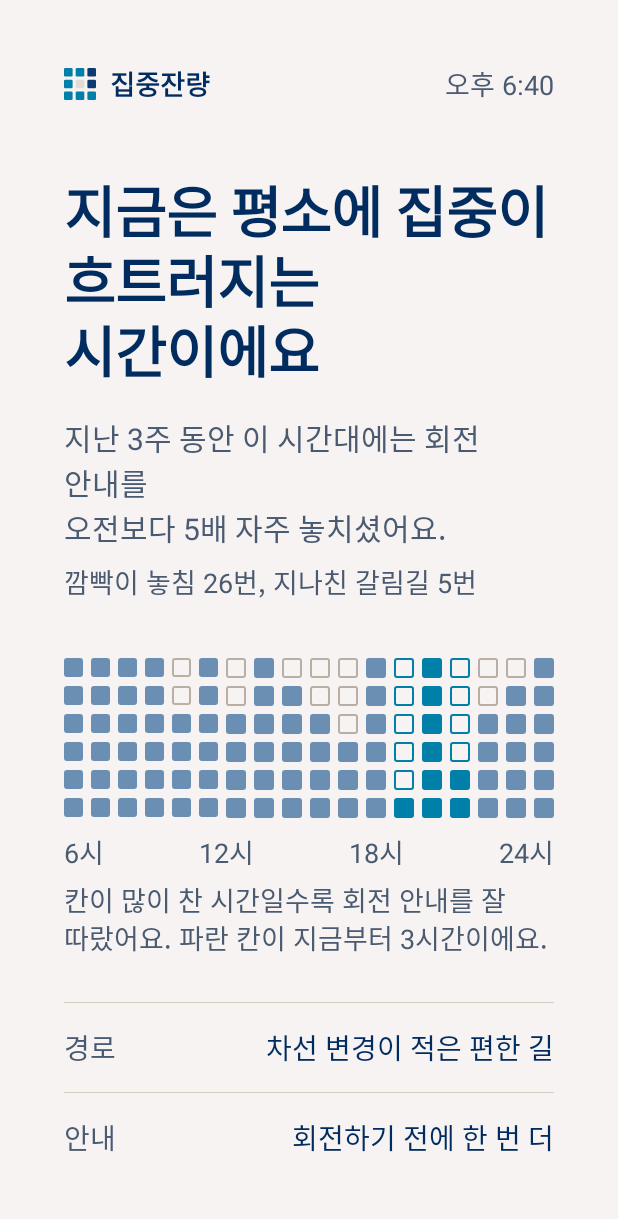
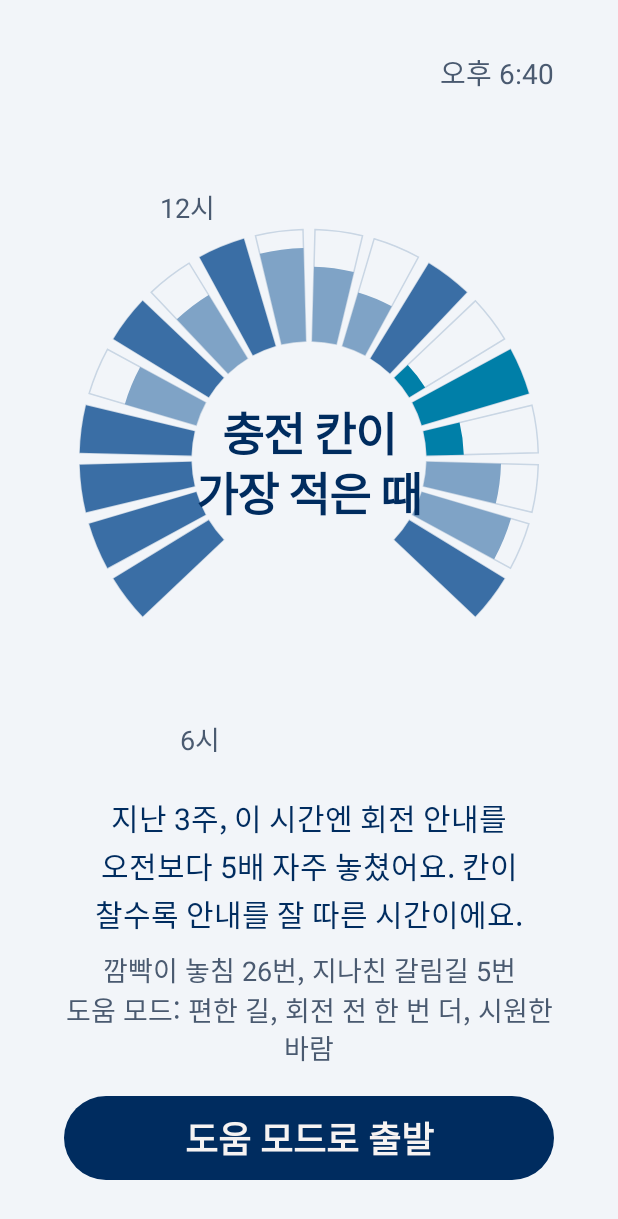
Before and after one commit to botdue-pleos/jipjungjanryang, an Android app built with Jetpack Compose: the screen it shows after launch (MainActivity), on a phone screen of 412 x 824 dp. Shown: the top 1219 px of the screen. Run offline under Robolectric (Android 15) with nearby library versions, the phone set to English and light mode, and no system bars; Roboto replaces fonts that are not available here.

Commit message:
집중잔량 v0.5.0: 디자인 v2 충전 링
출발 화면 충전 링, 주행 화면 남은 거리 링과 자막 띠, 알약 칸 주간 지도.
새 화면 캡처·차 안 목업·움직이는 장면·시연 영상 v7, README·개발일지 갱신.

Co-Authored-By: Claude Opus 5.5 <noreply@anthropic.com>

```diff
--- a/app/build.gradle.kts
+++ b/app/build.gradle.kts
@@ -12,8 +12,8 @@ android {
         applicationId = "com.botdue.jipjung"
         minSdk = 28
         targetSdk = 34
-        versionCode = 4
-        versionName = "0.4.0"
+        versionCode = 5
+        versionName = "0.5.0"
     }
 
     buildTypes {
--- a/app/src/main/java/com/botdue/jipjung/ui/Components.kt
+++ b/app/src/main/java/com/botdue/jipjung/ui/Components.kt
@@ -24,6 +24,7 @@ import androidx.compose.ui.graphics.Color
 import androidx.compose.ui.semantics.Role
 import androidx.compose.ui.text.TextStyle
 import androidx.compose.ui.text.style.LineBreak
+import androidx.compose.ui.text.style.TextAlign
 import androidx.compose.ui.text.font.FontWeight
 import androidx.compose.ui.text.intl.LocaleList
 import androidx.compose.ui.unit.Dp
@@ -38,6 +39,7 @@ fun T(
     weight: FontWeight = FontWeight.Normal,
     color: Color = pal.fg,
     lineHeight: Float = 1.4f,
+    align: TextAlign? = null,
 ) {
     Text(
         text = text,
@@ -51,6 +53,7 @@ fun T(
             letterSpacing = if (size.value >= 30) (-0.02).em else 0.em,
             // 한국어를 어절 단위로 줄바꿈 ("있/어요"처럼 끊기지 않게). 기기 언어와 상관없이 ko로 지정해야 적용된다
             localeList = LocaleList("ko-KR"),
+            textAlign = align ?: TextAlign.Unspecified,
             lineBreak = LineBreak(
                 strategy = if (size.value >= 30) LineBreak.Strategy.Balanced else LineBreak.Strategy.HighQuality,
                 strictness = LineBreak.Strictness.Strict,
--- a/app/src/main/java/com/botdue/jipjung/ui/DepartScreen.kt
+++ b/app/src/main/java/com/botdue/jipjung/ui/DepartScreen.kt
@@ -1,28 +1,39 @@
 package com.botdue.jipjung.ui
 
-import androidx.compose.foundation.BorderStroke
+import androidx.compose.foundation.Canvas
 import androidx.compose.foundation.background
-import androidx.compose.foundation.border
-import androidx.compose.foundation.layout.Arrangement
+import androidx.compose.foundation.clickable
 import androidx.compose.foundation.layout.Box
 import androidx.compose.foundation.layout.Column
-import androidx.compose.foundation.layout.Row
 import androidx.compose.foundation.layout.Spacer
-import androidx.compose.foundation.layout.aspectRatio
 import androidx.compose.foundation.layout.fillMaxSize
 import androidx.compose.foundation.layout.fillMaxWidth
 import androidx.compose.foundation.layout.height
+import androidx.compose.foundation.layout.offset
 import androidx.compose.foundation.layout.padding
+import androidx.compose.foundation.layout.size
+import androidx.compose.foundation.layout.width
 import androidx.compose.foundation.shape.RoundedCornerShape
 import androidx.compose.runtime.Composable
+import androidx.compose.ui.Alignment
 import androidx.compose.ui.Modifier
+import androidx.compose.ui.geometry.Offset
+import androidx.compose.ui.graphics.Path
+import androidx.compose.ui.graphics.drawscope.Stroke
+import androidx.compose.ui.semantics.Role
 import androidx.compose.ui.semantics.contentDescription
 import androidx.compose.ui.semantics.semantics
 import androidx.compose.ui.text.font.FontWeight
+import androidx.compose.ui.text.style.TextAlign
 import com.botdue.jipjung.engine.FocusCurve
+import kotlin.math.cos
 import kotlin.math.roundToInt
+import kotlin.math.sin
 
-/** 출발할 때: 지금 시간대가 평소 집중이 흐트러지는 때인지 알려주고 도움 모드를 권한다 */
+/**
+ * 출발할 때: 화면에 한 가지만. 하루 집중 잔량을 둥근 충전 링으로 보여 주고, 지금이 평소 흐트러지는 때면
+ * 도움 모드를 권한다. 링의 칸 하나가 한 시간(6시~24시), 바깥으로 많이 찰수록 회전 안내를 잘 따른 시간이다.
+ */
 @Composable
 fun DepartScreen(
     curve: FocusCurve,
@@ -38,79 +49,97 @@ fun DepartScreen(
         Modifier
             .fillMaxSize()
             .background(pal.bg)
-            .padding(start = 64.px, end = 64.px, top = 64.px, bottom = 56.px)
+            .padding(start = 64.px, end = 64.px, top = 52.px, bottom = 56.px),
+        horizontalAlignment = Alignment.CenterHorizontally,
     ) {
-        Header("집중잔량", clock)
-        Spacer(Modifier.height(64.px))
+        T(clock, 28.tx, Modifier.align(Alignment.End), color = pal.sub)
+        ChargeRing(curve.barHeights(), window, risky)
+        Spacer(Modifier.height(12.px))
+        T(
+            if (risky) "지난 3주, 이 시간엔 회전 안내를 오전보다 ${ratio}배 자주 놓쳤어요. 칸이 찰수록 안내를 잘 따른 시간이에요."
+            else "지난 3주, 이 시간엔 회전 안내를 잘 따르셨어요. 칸이 찰수록 안내를 잘 따른 시간이에요.",
+            30.tx, Modifier.width(720.px), color = pal.fg, lineHeight = 1.6f, align = TextAlign.Center,
+        )
         if (risky) {
-            T("지금은 평소에 집중이\n흐트러지는 시간이에요", 56.tx, weight = FontWeight.Bold, lineHeight = 1.25f)
-            Spacer(Modifier.height(24.px))
-            T("지난 3주 동안 이 시간대에는 회전 안내를\n오전보다 ${ratio}배 자주 놓치셨어요.", 30.tx, color = pal.sub, lineHeight = 1.5f)
-            Spacer(Modifier.height(12.px))
-            T("깜빡이 놓침 ${curve.signalMissCount(window)}번, 지나친 갈림길 ${curve.passedCount(window)}번", 26.tx, color = pal.sub)
-        } else {
-            T("지금은 평소에 집중이\n안정적인 시간이에요", 56.tx, weight = FontWeight.Bold, lineHeight = 1.25f)
-            Spacer(Modifier.height(24.px))
-            T("지난 3주 동안 이 시간대에는\n회전 안내를 잘 따르셨어요.", 30.tx, color = pal.sub, lineHeight = 1.5f)
+            Spacer(Modifier.height(14.px))
+            T(
+                "깜빡이 놓침 ${curve.signalMissCount(window)}번, 지나친 갈림길 ${curve.passedCount(window)}번",
+                26.tx, color = pal.sub, align = TextAlign.Center,
+            )
         }
-
-        Spacer(Modifier.height(56.px))
-        FocusCurveGrid(curve.barHeights(), nowHours = window)
-        Spacer(Modifier.height(14.px))
-        Row(Modifier.fillMaxWidth(), horizontalArrangement = Arrangement.SpaceBetween) {
-            listOf("6시", "12시", "18시", "24시").forEach { T(it, 22.tx, color = pal.sub) }
-        }
-        Spacer(Modifier.height(8.px))
-        T("칸이 많이 찬 시간일수록 회전 안내를 잘 따랐어요. 파란 칸이 지금부터 3시간이에요.", 22.tx, color = pal.sub)
-
-        Spacer(Modifier.height(44.px))
-        Divider()
-        SettingRow("경로", "차선 변경이 적은 편한 길"); Divider()
-        SettingRow("안내", "회전하기 전에 한 번 더"); Divider()
-        SettingRow("공조", "시원한 바람"); Divider()
-
         Spacer(Modifier.weight(1f))
-        Row(horizontalArrangement = Arrangement.spacedBy(16.px)) {
-            OutlineButton("그냥 갈게요", Modifier.weight(1f)) { onStart(false) }
-            PrimaryButton("도움 모드로 출발", Modifier.weight(2f)) { onStart(true) }
-        }
+        T("도움 모드: 편한 길, 회전 전 한 번 더, 시원한 바람", 24.tx, color = pal.sub, align = TextAlign.Center)
+        Spacer(Modifier.height(28.px))
+        Box(
+            Modifier
+                .fillMaxWidth()
+                .height(120.px)
+                .background(pal.primaryBg, RoundedCornerShape(60.px))
+                .clickable(role = Role.Button) { onStart(true) },
+            contentAlignment = Alignment.Center,
+        ) { T("도움 모드로 출발", 36.tx, weight = FontWeight.ExtraBold, color = pal.primaryFg) }
+        Spacer(Modifier.height(12.px))
+        Box(
+            Modifier
+                .height(88.px)
+                .clickable(role = Role.Button) { onStart(false) }
+                .padding(horizontal = 40.px),
+            contentAlignment = Alignment.Center,
+        ) { T("그냥 갈게요", 30.tx, color = pal.sub) }
     }
 }
 
 /**
- * 하루 집중 곡선을 전기차 충전 표시처럼 그린다: 6시~24시 18개 막대, 막대마다 6칸.
- * 그 시간에 회전 안내를 잘 따랐을수록 칸이 많이 찬다(집중이 남아 있던 시간).
- * 지금부터 3시간은 충전 빛(Active Blue)으로 칠하고 빈 칸도 같은 색 테두리로 보여 준다.
+ * 하루 집중 잔량 링. 270도에 18칸(6시~24시). 칸의 길이 = 그 시간의 충전 정도(1~6칸).
+ * 다 찬 칸은 Sky Blue, 덜 찬 칸은 중간 파랑, 지금부터 3시간은 Active Blue. 빈 자리는 테두리만.
  */
 @Composable
-fun FocusCurveGrid(heights: List<Int>, nowHours: IntRange, rows: Int = 6) {
+fun ChargeRing(heights: List<Int>, nowHours: IntRange, risky: Boolean) {
     val p = pal
-    Column(
+    Box(
         Modifier
-            .fillMaxWidth()
+            .size(width = 720.px, height = 690.px)
             .semantics { contentDescription = "하루 집중 잔량. 칸이 많이 찬 시간일수록 회전 안내를 잘 따랐어요." },
-        verticalArrangement = Arrangement.spacedBy(8.px),
     ) {
-        for (row in 0 until rows) {
-            Row(horizontalArrangement = Arrangement.spacedBy(8.px)) {
-                heights.forEachIndexed { col, h ->
-                    val charge = rows + 1 - h
-                    val filled = rows - row <= charge
-                    val isNow = (col + 6) in nowHours
-                    val shape = RoundedCornerShape(3.px)
-                    Box(
-                        Modifier
-                            .weight(1f)
-                            .aspectRatio(1f)
-                            .then(
-                                when {
-                                    filled -> Modifier.background(if (isNow) p.cellNow else p.cellBar, shape)
-                                    else -> Modifier.border(BorderStroke(2.px, if (isNow) p.cellNow else p.cellEmpty), shape)
-                                }
-                            )
-                    )
+        Canvas(Modifier.fillMaxSize()) {
+            val c = Offset(size.width / 2, size.height * 0.53f)
+            val r0 = size.width * 0.24f
+            val step = size.width * 0.038f
+            fun pt(r: Float, deg: Float): Offset {
+                val a = Math.toRadians((deg - 90).toDouble())
+                return Offset(c.x + r * cos(a).toFloat(), c.y + r * sin(a).toFloat())
+            }
+            fun sector(r1: Float, r2: Float, a1: Float, a2: Float) = Path().apply {
+                arcTo(androidx.compose.ui.geometry.Rect(c, r2), a1 - 90, a2 - a1, true)
+                lineTo(pt(r1, a2).x, pt(r1, a2).y)
+                arcTo(androidx.compose.ui.geometry.Rect(c, r1), a2 - 90, a1 - a2, false)
+                close()
+            }
+            heights.forEachIndexed { i, h ->
+                val a1 = -135f + i * 15f + 1.5f
+                val a2 = a1 + 12f
+                val charge = 7 - h
+                drawPath(sector(r0, r0 + 6 * step, a1, a2), p.cellEmpty, style = Stroke(width = 1.5f))
+                val color = when {
+                    (i + 6) in nowHours -> p.cellNow
+                    charge >= 6 -> p.cellFull
+                    else -> p.cellBar
                 }
+                drawPath(sector(r0, r0 + charge * step, a1, a2), color)
             }
         }
+        val label = @Composable { text: String, x: Int, y: Int, now: Boolean ->
+            T(text, 24.tx, Modifier.offset(x = x.px, y = y.px), color = if (now) p.cellNow else p.sub, weight = if (now) FontWeight.Bold else FontWeight.Normal)
+        }
+        label("6시", 116, 626, false)
+        label("12시", 96, 94, false)
+        label("지금", 582, 154, true)
+        label("24시", 582, 626, false)
+        T(
+            if (risky) "충전 칸이\n가장 적은 때" else "충전 칸이\n넉넉한 때",
+            46.tx,
+            Modifier.align(Alignment.Center).offset(y = 24.px),
+            weight = FontWeight.ExtraBold, lineHeight = 1.3f, align = TextAlign.Center,
+        )
     }
 }
--- a/app/src/main/java/com/botdue/jipjung/ui/ParkedScreen.kt
+++ b/app/src/main/java/com/botdue/jipjung/ui/ParkedScreen.kt
@@ -59,8 +59,7 @@ fun ParkedScreen(
             .verticalScroll(rememberScrollState())
             .padding(start = 64.px, end = 64.px, top = 64.px, bottom = 56.px)
     ) {
-        Header("집중잔량")
-        Spacer(Modifier.height(80.px))
+        Spacer(Modifier.height(40.px))
         T("도착했어요. 오는 길에 떠올린 생각이에요.", 30.tx, color = pal.sub)
         Spacer(Modifier.height(16.px))
         val title = if (memos.isEmpty()) "보관한 생각은\n없어요" else "생각 ${memos.size}개를\n보관해 뒀어요"
--- a/app/src/main/java/com/botdue/jipjung/ui/Theme.kt
+++ b/app/src/main/java/com/botdue/jipjung/ui/Theme.kt
@@ -55,28 +55,33 @@ data class Palette(
     val mapOften: Color,
     /** 차가 알려 주는 정보 카드 (창문·전조등 등) */
     val surface: Color,
+    /** 칸이 다 찬 충전 칸 (회전 안내를 가장 잘 따른 시간) */
+    val cellFull: Color,
+    /** 주행 화면 아래 자막 띠 */
+    val band: Color,
 )
 
 /*
- * 야간: 광고 "밤낚시"의 밤 충전소. Hyundai Blue보다 한 단계 깊은 밤 남색 바탕에
- * 충전 빛(Active Blue)은 "지금"에만, 모래색은 운전자의 생각 카드에만 쓴다.
+ * 야간: 광고 "밤낚시"의 밤 충전소. 바탕은 현대차 고유색 Hyundai Blue.
+ * 충전 칸은 찬 정도에 따라 세 단계(Sky Blue > 중간 > 빈 칸 테두리), 충전 빛 Active Blue는 "지금"에만.
+ * 모래색은 운전자가 맡겨 둔 생각에만 쓴다.
  */
 val NightPalette = Palette(
-    bg = Color(0xFF00193A), fg = Color(0xFFF6F3F2), sub = Color(0xFFAACAE6), line = Color(0xFF143E6B),
-    cellEmpty = Color(0xFF2A5A8F), cellBar = Color(0xFF3A7FB8), cellNow = Color(0xFF00AAD2),
-    primaryBg = Color(0xFF00AAD2), primaryFg = Color(0xFF00193A), outline = Color(0xFF3F6799),
+    bg = Color(0xFF002C5F), fg = Color(0xFFF6F3F2), sub = Color(0xFFAACAE6), line = Color(0xFF1E4A7C),
+    cellEmpty = Color(0xFF1E4A7C), cellBar = Color(0xFF5E8FBF), cellNow = Color(0xFF00AAD2),
+    primaryBg = Color(0xFF00AAD2), primaryFg = Color(0xFF002C5F), outline = Color(0xFF4C77A6),
     cardBg = Color(0xFFE4DCD3), cardFg = Color(0xFF002C5F), cardSub = Color(0xFF3B4A5C), accent = Color(0xFF00AAD2),
-    mapNone = Color(0xFF0B2A50), mapStable = Color(0xFF3A7FB8), mapSlight = Color(0xFF24598F), mapOften = Color(0xFF00193A),
-    surface = Color(0xFF002C5F),
+    mapNone = Color(0xFF0F3D70), mapStable = Color(0xFFAACAE6), mapSlight = Color(0xFF5E8FBF), mapOften = Color(0xFF002C5F),
+    surface = Color(0xFF00214A), cellFull = Color(0xFFAACAE6), band = Color(0xFF00214A),
 )
 
 val DayPalette = Palette(
-    bg = Color(0xFFF6F3F2), fg = Color(0xFF002C5F), sub = Color(0xFF4A5A70), line = Color(0xFFD5CCC2),
-    cellEmpty = Color(0xFFB9AFA4), cellBar = Color(0xFF6B8FB3), cellNow = Color(0xFF007FA8),
-    primaryBg = Color(0xFF002C5F), primaryFg = Color(0xFFF6F3F2), outline = Color(0xFFB9AFA4),
+    bg = Color(0xFFF2F5F9), fg = Color(0xFF002C5F), sub = Color(0xFF4A5A70), line = Color(0xFFC9D6E4),
+    cellEmpty = Color(0xFFC9D6E4), cellBar = Color(0xFF7FA3C6), cellNow = Color(0xFF007FA8),
+    primaryBg = Color(0xFF002C5F), primaryFg = Color(0xFFF6F3F2), outline = Color(0xFF9DB2C8),
     cardBg = Color(0xFFE4DCD3), cardFg = Color(0xFF002C5F), cardSub = Color(0xFF3B4A5C), accent = Color(0xFF007FA8),
-    mapNone = Color(0xFFE4DCD3), mapStable = Color(0xFF6B8FB3), mapSlight = Color(0xFFAACAE6), mapOften = Color(0xFFF6F3F2),
-    surface = Color(0xFFFFFFFF),
+    mapNone = Color(0xFFE1E8F0), mapStable = Color(0xFF3A6EA5), mapSlight = Color(0xFF7FA3C6), mapOften = Color(0xFFF2F5F9),
+    surface = Color(0xFFFFFFFF), cellFull = Color(0xFF3A6EA5), band = Color(0xFFE3EAF2),
 )
 
 val LocalPalette = staticCompositionLocalOf { NightPalette }
--- a/app/src/main/java/com/botdue/jipjung/ui/WeeklyScreen.kt
+++ b/app/src/main/java/com/botdue/jipjung/ui/WeeklyScreen.kt
@@ -85,7 +85,7 @@ fun WeeklyScreen(curve: FocusCurve, helpDays: Set<LocalDate>, memoCount: Int, on
 
 @Composable
 private fun ColumnScope.Summary(curve: FocusCurve, helpDays: Set<LocalDate>, memoCount: Int, onHome: () -> Unit, scrolling: Boolean = false) {
-    Header("집중잔량")
+    T("이번 주", 28.tx, color = pal.sub)
     Spacer(Modifier.height(80.px))
     T("평일 퇴근길에 가장\n자주 흐트러졌어요", 56.tx, weight = FontWeight.Bold, lineHeight = 1.25f)
     Spacer(Modifier.height(24.px))
@@ -144,9 +144,9 @@ private fun FocusMap(curve: FocusCurve) {
                         Modifier
                             .weight(1f)
                             .height(96.px)
-                            .background(level.color(), RoundedCornerShape(6.px))
+                            .background(level.color(), RoundedCornerShape(48.px))
                             // 잔량이 바닥난 칸은 빈 충전 칸처럼 테두리만
-                            .border(BorderStroke(2.px, if (level == FocusLevel.OFTEN) p.cellNow else Color.Transparent), RoundedCornerShape(6.px))
+                            .border(BorderStroke(2.px, if (level == FocusLevel.OFTEN) p.cellNow else Color.Transparent), RoundedCornerShape(48.px))
                     )
                 }
             }
```
Also changed, not shown: app/src/main/java/com/botdue/jipjung/ui/DrivingScreen.kt (+99 -56 lines), 13 other files.
